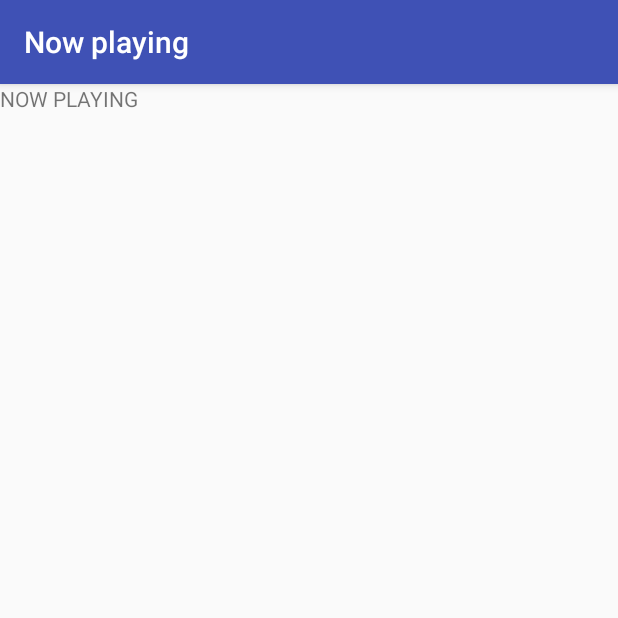
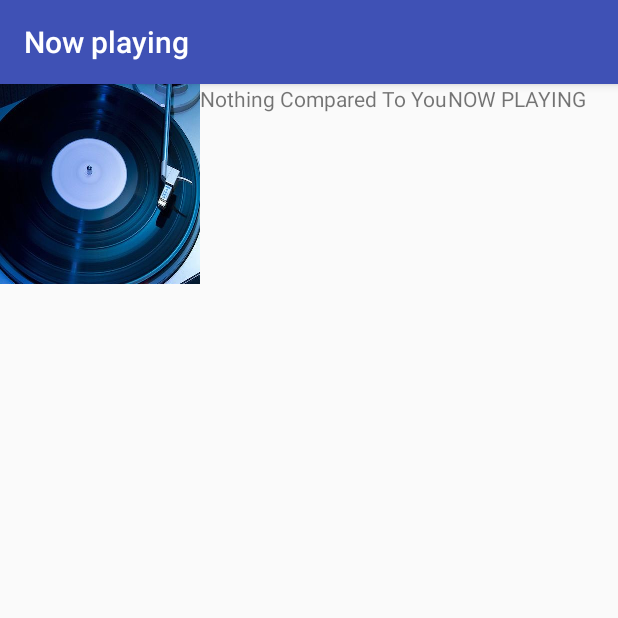
Before and after one commit to carquet/musicApp, an Android app: the BlueHornActivity screen opened directly, with no data from a screen before it, after a tap on "NOTHING COMPARED TO YOU", on a phone screen of 412 x 824 dp, the top half of it. Run offline under Robolectric (Android 15) with nearby library versions, the phone set to English and light mode, and no system bars.

Commit message:
sedisplays specific Song information taken from the intent in parent activity

```diff
--- a/app/src/main/java/com/example/android/musicapp/BlueHornActivity.java
+++ b/app/src/main/java/com/example/android/musicapp/BlueHornActivity.java
@@ -1,5 +1,6 @@
 package com.example.android.musicapp;
 
+import android.annotation.SuppressLint;
 import android.content.Intent;
 import android.support.v7.app.AppCompatActivity;
 import android.os.Bundle;
@@ -52,10 +53,13 @@ public class BlueHornActivity extends AppCompatActivity {
                 Song currentSong = songsList.get(position);
                 String artist = currentSong.getmArtist();
                 String title = currentSong.getmTitle();
+                int image = currentSong.getmAlbumImage();
+
 
                 Intent listViewIntent = new Intent(BlueHornActivity.this, NowPlayingActivity.class);
-                listViewIntent.putExtra("message", artist);
-                listViewIntent.putExtra("message2", title);
+                listViewIntent.putExtra("artiste", artist);
+                listViewIntent.putExtra("title", title);
+                listViewIntent.putExtra("image", image);
                 startActivity(listViewIntent);
 
             }
--- a/app/src/main/java/com/example/android/musicapp/LegendaryActivity.java
+++ b/app/src/main/java/com/example/android/musicapp/LegendaryActivity.java
@@ -52,10 +52,12 @@ public class LegendaryActivity extends AppCompatActivity {
                 Song currentSong = songsList.get(position);
                 String artist = currentSong.getmArtist();
                 String title = currentSong.getmTitle();
+                int image = currentSong.getmAlbumImage();
 
                 Intent listViewIntent = new Intent(LegendaryActivity.this, NowPlayingActivity.class);
-                listViewIntent.putExtra("message", artist);
-                listViewIntent.putExtra("message2", title);
+                listViewIntent.putExtra("artiste", artist);
+                listViewIntent.putExtra("title", title);
+                listViewIntent.putExtra("image", image);
                 startActivity(listViewIntent);
 
             }
--- a/app/src/main/java/com/example/android/musicapp/NowPlayingActivity.java
+++ b/app/src/main/java/com/example/android/musicapp/NowPlayingActivity.java
@@ -2,6 +2,8 @@ package com.example.android.musicapp;
 
 import android.support.v7.app.AppCompatActivity;
 import android.os.Bundle;
+import android.widget.ImageView;
+import android.widget.TextView;
 
 public class NowPlayingActivity extends AppCompatActivity {
 
@@ -9,5 +11,17 @@ public class NowPlayingActivity extends AppCompatActivity {
     protected void onCreate(Bundle savedInstanceState) {
         super.onCreate(savedInstanceState);
         setContentView(R.layout.activity_now_playing);
+
+        //grab the views where we are going to set the info from the intent
+        TextView now_playing_info_title = (TextView)findViewById(R.id.now_playing_title);
+        TextView now_playing_info_artist = (TextView)findViewById(R.id.now_playing_artist);
+        ImageView now_playing_info_image = (ImageView) findViewById(R.id.now_playing_image);
+
+        //get info from the intent and set them on the selected views
+        now_playing_info_title.setText(getIntent().getStringExtra("title"));
+        now_playing_info_artist.setText(getIntent().getStringExtra("artist"));
+        //getIntExtra takes a second parameter which is the default image
+        now_playing_info_image.setImageResource(getIntent().getIntExtra("image", R.drawable.bluehorn ));
+
     }
 }
--- a/app/src/main/java/com/example/android/musicapp/SuitUpActivity.java
+++ b/app/src/main/java/com/example/android/musicapp/SuitUpActivity.java
@@ -53,10 +53,12 @@ public class SuitUpActivity extends AppCompatActivity {
                 Song currentSong = songsList.get(position);
                 String artist = currentSong.getmArtist();
                 String title = currentSong.getmTitle();
+                int image = currentSong.getmAlbumImage();
 
                 Intent listViewIntent = new Intent(SuitUpActivity.this, NowPlayingActivity.class);
-                listViewIntent.putExtra("message", artist);
-                listViewIntent.putExtra("message2", title);
+                listViewIntent.putExtra("artiste", artist);
+                listViewIntent.putExtra("title", title);
+                listViewIntent.putExtra("image", image);
                 startActivity(listViewIntent);
 
             }
--- a/app/src/main/java/com/example/android/musicapp/YellowUmbrellaActivity.java
+++ b/app/src/main/java/com/example/android/musicapp/YellowUmbrellaActivity.java
@@ -53,10 +53,12 @@ public class YellowUmbrellaActivity extends AppCompatActivity {
                 Song currentSong = songsList.get(position);
                 String artist = currentSong.getmArtist();
                 String title = currentSong.getmTitle();
+                int image = currentSong.getmAlbumImage();
 
                 Intent listViewIntent = new Intent(YellowUmbrellaActivity.this, NowPlayingActivity.class);
-                listViewIntent.putExtra("message", artist);
-                listViewIntent.putExtra("message2", title);
+                listViewIntent.putExtra("artiste", artist);
+                listViewIntent.putExtra("title", title);
+                listViewIntent.putExtra("image", image);
                 startActivity(listViewIntent);
 
             }
--- a/app/src/main/res/layout/activity_now_playing.xml
+++ b/app/src/main/res/layout/activity_now_playing.xml
@@ -4,7 +4,23 @@
     xmlns:tools="http://schemas.android.com/tools"
     android:layout_width="match_parent"
     android:layout_height="match_parent"
-    tools:context=".NowPlayingActivity">
+    android:orientation="horizontal"
+    tools:context=".NowPlayingActivity"
+    android:id="@+id/rootView">
+    <ImageView
+        android:id="@+id/now_playing_image"
+        android:layout_width="wrap_content"
+        android:layout_height="wrap_content" />
+    <TextView
+        android:id="@+id/now_playing_title"
+        android:layout_width="wrap_content"
+        android:layout_height="match_parent"
+        tools:text="title"/>
+    <TextView
+        android:id="@+id/now_playing_artist"
+        android:layout_width="wrap_content"
+        android:layout_height="match_parent"
+        tools:text="artist"/>
     <TextView
         android:layout_width="wrap_content"
         android:layout_height="wrap_content"
```
